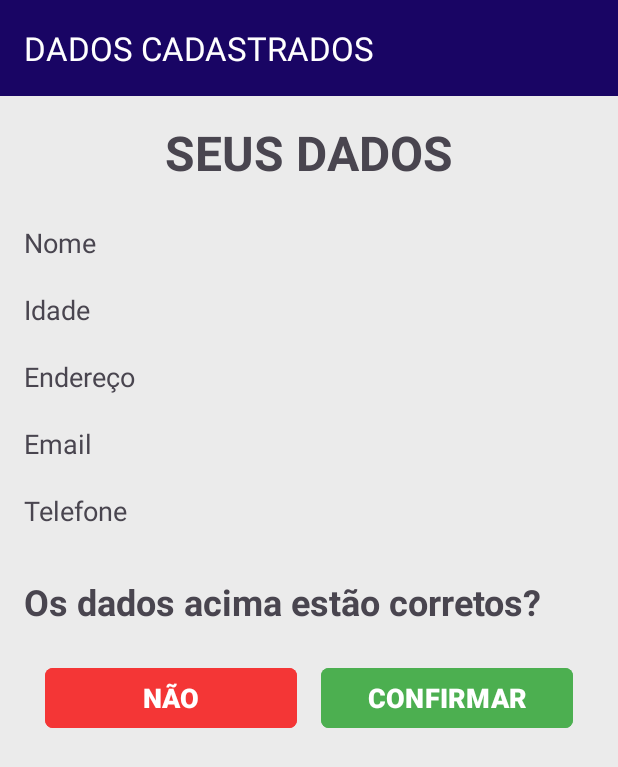
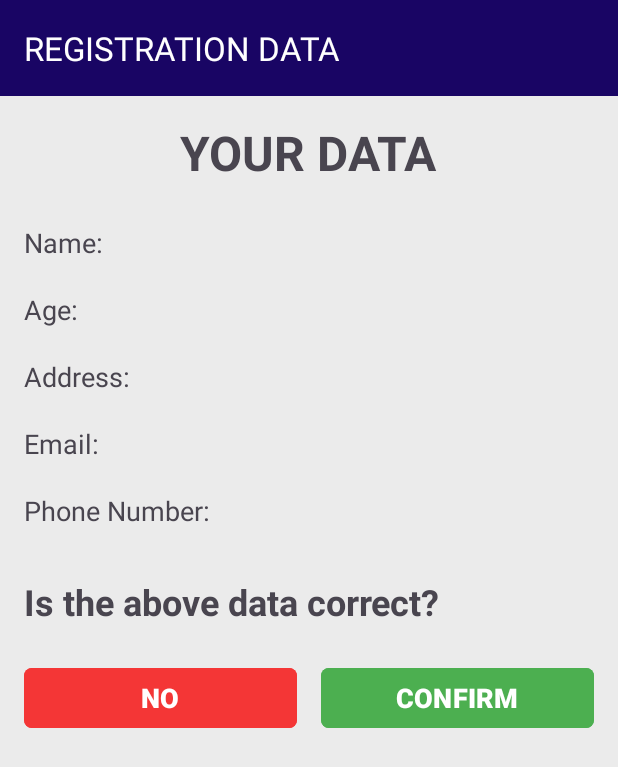
Before and after one commit to WellingtonHSL/App-CadastroDePessoa, an Android app: the RegistrationFormActivity screen opened directly, with no data from a screen before it, on a phone screen of 412 x 824 dp. Shown: the top 767 px of the screen. Run offline under Robolectric (Android 15) with nearby library versions, the phone set to English and light mode, and no system bars.

Commit message:
feat(internacionalização): Fiz a internacionalização do app para os idiomas Inglês e Português-br.

```diff
--- a/app/src/main/java/com/wellingtonhenrique/cadastrodepessoas/MainActivity.kt
+++ b/app/src/main/java/com/wellingtonhenrique/cadastrodepessoas/MainActivity.kt
@@ -51,7 +51,7 @@
 
                 startActivity(intent)
             } else {
-                Toast.makeText(this, "Por favor, preencha todos os campos.", Toast.LENGTH_SHORT).show()
+                Toast.makeText(this, getString(R.string.toast_retry), Toast.LENGTH_SHORT).show()
             }
         }
     }
--- a/app/src/main/res/layout/activity_registration_form.xml
+++ b/app/src/main/res/layout/activity_registration_form.xml
@@ -15,7 +15,7 @@
         android:layout_height="?attr/actionBarSize"
         android:background="?attr/colorPrimary"
         android:theme="@style/ThemeOverlay.AppCompat.Dark.ActionBar"
-        app:title="DADOS CADASTRADOS"/>
+        app:title="@string/title_RegisteredData"/>
 
     <TextView
         android:id="@+id/dados"
@@ -24,109 +24,176 @@
         android:layout_centerHorizontal="true"
         android:layout_marginTop="16dp"
         android:layout_below="@id/tool_bar_dados"
-        android:text="SEUS DADOS"
+        android:text="@string/yourData_RegisteredData"
         android:textSize="32sp"
         android:textStyle="bold"/>
 
-    <TextView
-        android:id="@+id/text_name"
+    <LinearLayout
+        android:id="@+id/linearName"
         android:layout_width="match_parent"
         android:layout_height="wrap_content"
         android:layout_centerHorizontal="true"
-        android:layout_below="@id/dados"
+        android:layout_marginTop="26dp"
         android:layout_marginStart="16dp"
         android:layout_marginEnd="16dp"
-        android:layout_marginTop="26dp"
-        android:text="Nome"
+        android:layout_below="@id/dados">
+
+        <TextView
+            android:id="@+id/name"
+            android:layout_width="wrap_content"
+            android:layout_height="wrap_content"
+            android:text="@string/name_RegisteredData"
+            android:textSize="18sp"/>
+
+        <TextView
+            android:id="@+id/text_name"
+            android:layout_width="wrap_content"
+            android:layout_height="wrap_content"
+            android:layout_marginStart="8dp"
+            android:textSize="18sp"/>
+    </LinearLayout>
+
+    <LinearLayout
+        android:id="@+id/linearAge"
+        android:layout_width="match_parent"
+        android:layout_height="wrap_content"
+        android:layout_centerHorizontal="true"
+        android:layout_marginTop="20dp"
+        android:layout_marginStart="16dp"
+        android:layout_marginEnd="16dp"
+        android:layout_below="@id/linearName">
+
+        <TextView
+            android:id="@+id/age"
+            android:layout_width="wrap_content"
+            android:layout_height="wrap_content"
+            android:text="@string/age_RegisteredData"
             android:textSize="18sp"/>
 
         <TextView
             android:id="@+id/text_age"
+            android:layout_width="wrap_content"
+            android:layout_height="wrap_content"
+            android:layout_marginStart="8dp"
+            android:textSize="18sp"/>
+    </LinearLayout>
+
+    <LinearLayout
+        android:id="@+id/linearAddress"
         android:layout_width="match_parent"
         android:layout_height="wrap_content"
         android:layout_centerHorizontal="true"
-        android:layout_below="@id/text_name"
+        android:layout_marginTop="20dp"
         android:layout_marginStart="16dp"
         android:layout_marginEnd="16dp"
-        android:layout_marginTop="20dp"
-        android:text="Idade"
-        android:textSize="18sp"/>
+        android:layout_below="@id/linearAge">
 
         <TextView
+            android:id="@+id/address"
+            android:layout_width="wrap_content"
+            android:layout_height="wrap_content"
+            android:text="@string/address_RegisteredData"
+            android:textSize="18sp" />
+        <TextView
             android:id="@+id/text_address"
+            android:layout_width="wrap_content"
+            android:layout_height="wrap_content"
+            android:layout_marginStart="8dp"
+            android:textSize="18sp"/>
+    </LinearLayout>
+
+    <LinearLayout
+        android:id="@+id/linearEmail"
         android:layout_width="match_parent"
         android:layout_height="wrap_content"
         android:layout_centerHorizontal="true"
-        android:layout_below="@id/text_age"
+        android:layout_marginTop="20dp"
         android:layout_marginStart="16dp"
         android:layout_marginEnd="16dp"
-        android:layout_marginTop="20dp"
-        android:text="Endereço"
-        android:textSize="18sp" />
+        android:layout_below="@id/linearAddress">
 
         <TextView
+            android:id="@+id/email"
+            android:layout_width="wrap_content"
+            android:layout_height="wrap_content"
+            android:text="@string/email_RegisteredData"
+            android:textSize="18sp"/>
+        <TextView
             android:id="@+id/text_email"
+            android:layout_width="wrap_content"
+            android:layout_height="wrap_content"
+            android:layout_marginStart="8dp"
+            android:textSize="18sp"/>
+    </LinearLayout>
+
+    <LinearLayout
+        android:id="@+id/linearPhone"
         android:layout_width="match_parent"
         android:layout_height="wrap_content"
-        android:layout_below="@id/text_address"
         android:layout_centerHorizontal="true"
+        android:layout_marginTop="20dp"
         android:layout_marginStart="16dp"
         android:layout_marginEnd="16dp"
-        android:layout_marginTop="20dp"
-        android:text="Email"
-        android:textSize="18sp"/>
+        android:layout_below="@id/linearEmail">
 
         <TextView
+            android:id="@+id/phone"
+            android:layout_width="wrap_content"
+            android:layout_height="wrap_content"
+            android:text="@string/phone_RegisteredData"
+            android:textSize="18sp"/>
+        <TextView
             android:id="@+id/text_phone"
-        android:layout_width="match_parent"
+            android:layout_width="wrap_content"
             android:layout_height="wrap_content"
-        android:layout_below="@id/text_email"
-        android:layout_centerHorizontal="true"
-        android:layout_marginStart="16dp"
-        android:layout_marginEnd="16dp"
-        android:layout_marginTop="20dp"
-        android:text="Telefone"
+            android:layout_marginStart="8dp"
             android:textSize="18sp"/>
+    </LinearLayout>
 
     <TextView
         android:id="@+id/text"
         android:layout_width="match_parent"
         android:layout_height="wrap_content"
-        android:layout_below="@id/text_phone"
+        android:layout_below="@id/linearPhone"
         android:layout_centerHorizontal="true"
         android:layout_marginStart="16dp"
         android:layout_marginEnd="16dp"
         android:layout_marginTop="32dp"
-        android:text="Os dados acima estão corretos?"
+        android:text="@string/confirmData_RegisteredData"
         android:textSize="24sp"
         android:textStyle="bold" />
 
     <LinearLayout
-        android:layout_width="wrap_content"
+        android:layout_width="match_parent"
         android:layout_height="wrap_content"
         android:layout_below="@id/text"
         android:layout_centerHorizontal="true"
-        android:layout_marginTop="24dp">
+        android:layout_marginTop="24dp"
+        android:orientation="horizontal">
+
         <Button
             android:id="@+id/btn_back"
-            android:layout_width="168dp"
+            android:layout_width="match_parent"
             android:layout_height="wrap_content"
-            android:layout_below="@id/text"
-            android:layout_alignParentStart="true"
-            android:text="NÃO"
+            android:layout_weight="1"
+            android:layout_marginStart="16dp"
+            android:text="@string/btnBack_RegisteredData"
             android:textSize="18sp"
             android:textStyle="bold"
             app:cornerRadius="5dp"
             android:backgroundTint="@color/red"/>
 
+        <Space
+            android:layout_width="16dp"
+            android:layout_height="wrap_content"/>
+
         <Button
             android:id="@+id/btn_confirm"
-            android:layout_width="168dp"
+            android:layout_width="match_parent"
             android:layout_height="wrap_content"
-            android:layout_below="@id/text"
-            android:layout_toEndOf="@id/btn_back"
-            android:layout_marginStart="16dp"
-            android:text="CONFIRMAR"
+            android:layout_weight="1"
+            android:layout_marginEnd="16dp"
+            android:text="@string/btnConfirm_RegisteredData"
             android:textSize="18sp"
             android:textStyle="bold"
             app:cornerRadius="5dp"
--- a/app/src/main/res/values/strings.xml
+++ b/app/src/main/res/values/strings.xml
@@ -1,3 +1,35 @@
 <resources>
     <string name="app_name">CadastroDePessoas</string>
+
+    <string name="title_register">REGISTER</string>
+    <string name="name_register">Enter your Name:</string>
+    <string name="age_register">Enter your Age:</string>
+    <string name="address_register">Enter your Address:</string>
+    <string name="email_register">Enter your Email:</string>
+    <string name="phone_register">Enter your Phone Number:</string>
+    <string name="btn_register">REGISTER</string>
+
+    <string name="title_RegisteredData">REGISTRATION DATA</string>
+    <string name="yourData_RegisteredData">YOUR DATA</string>
+    <string name="name_RegisteredData">Name:</string>
+    <string name="age_RegisteredData">Age:</string>
+    <string name="address_RegisteredData">Address:</string>
+    <string name="email_RegisteredData">Email:</string>
+    <string name="phone_RegisteredData">Phone Number:</string>
+    <string name="confirmData_RegisteredData">Is the above data correct?</string>
+    <string name="btnConfirm_RegisteredData">CONFIRM</string>
+    <string name="btnBack_RegisteredData">NO</string>
+
+
+    <string name="title_about">ABOUT</string>
+    <string name="info_about">Student Information</string>
+    <string name="ra_about">R.A.:</string>
+    <string name="graduation_about">Graduation:</string>
+    <string name="course_about">Course:</string>
+    <string name="teacher_about">Teacher:</string>
+
+
+    <string name="toast_retry">Please fill in all fields.</string>
+    <string name="toast_success">Registration saved successfully!</string>
+
 </resources>
```
Also changed, not shown: app/src/main/java/com/wellingtonhenrique/cadastrodepessoas/RegistrationFormActivity.kt (+6 -6 lines), app/src/main/res/layout/activity_about.xml (+6 -6 lines), app/src/main/res/layout/activity_main.xml (+7 -7 lines), 1 other file. Lines whose indentation alone changed are shown as unchanged.
